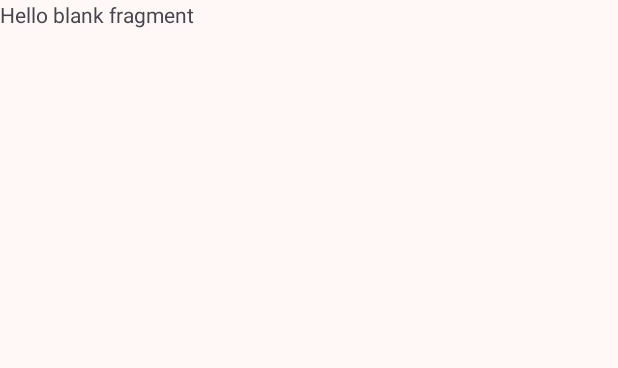
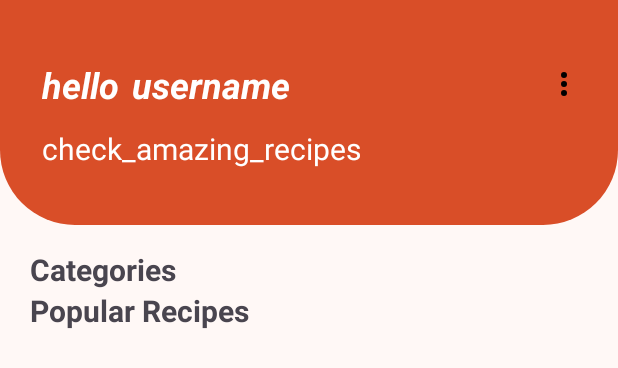
Before and after one commit to iZyadNasser/AlaKefak, an Android app: the layout fragment_home.xml on its own in the app's theme, with its tools: preview values and no code run, on a phone screen of 412 x 824 dp. Shown: the top 368 px of the screen. Run offline under Robolectric (Android 15) with nearby library versions, the phone set to English and light mode, and no system bars.

Commit message:
update home

```diff
--- /dev/null
+++ b/app/src/main/res/drawable/bg_search.xml
@@ -0,0 +1,11 @@
+<?xml version="1.0" encoding="utf-8"?>
+<shape xmlns:android="http://schemas.android.com/apk/res/android">
+    <solid android:color="@color/main_color"
+        />
+    <corners
+        android:topLeftRadius="0dp"
+        android:bottomRightRadius="50dp"
+        android:bottomLeftRadius="50dp"
+        android:topRightRadius="0dp"
+        android:strokeColor="@color/main_color"/>
+</shape>
--- /dev/null
+++ b/app/src/main/res/drawable/ic_menu.xml
@@ -0,0 +1 @@
+<!-- drawable/dots_vertical.xml --><vector xmlns:android="http://schemas.android.com/apk/res/android" android:height="24dp" android:width="24dp" android:viewportWidth="24" android:viewportHeight="24"><path android:fillColor="#000000" android:pathData="M12,16A2,2 0 0,1 14,18A2,2 0 0,1 12,20A2,2 0 0,1 10,18A2,2 0 0,1 12,16M12,10A2,2 0 0,1 14,12A2,2 0 0,1 12,14A2,2 0 0,1 10,12A2,2 0 0,1 12,10M12,4A2,2 0 0,1 14,6A2,2 0 0,1 12,8A2,2 0 0,1 10,6A2,2 0 0,1 12,4Z" /></vector>
--- /dev/null
+++ b/app/src/main/res/drawable/rounded_button.xml
@@ -0,0 +1,5 @@
+<?xml version="1.0" encoding="utf-8"?>
+<shape xmlns:android="http://schemas.android.com/apk/res/android">
+
+    <corners android:radius="@dimen/margin_medium" />
+</shape>
--- /dev/null
+++ b/app/src/main/res/layout/categories_recyclerview.xml
@@ -0,0 +1,25 @@
+<?xml version="1.0" encoding="utf-8"?>
+<LinearLayout xmlns:android="http://schemas.android.com/apk/res/android"
+    xmlns:app="http://schemas.android.com/apk/res-auto"
+    xmlns:tools="http://schemas.android.com/tools"
+    android:layout_width="match_parent"
+    android:layout_height="wrap_content"
+    android:orientation="vertical">
+
+    <TextView
+        android:layout_width="wrap_content"
+        android:layout_height="wrap_content"
+        android:layout_marginStart="20dp"
+        android:layout_marginTop="16dp"
+        android:text="Categories"
+        android:textSize="20sp"
+        android:textStyle="bold" />
+
+    <androidx.recyclerview.widget.RecyclerView
+        android:id="@+id/categoriesRecyclerView"
+        android:layout_width="match_parent"
+        android:layout_height="wrap_content"
+        android:orientation="horizontal"
+        app:layoutManager="androidx.recyclerview.widget.LinearLayoutManager"
+        tools:listitem="@layout/my_col_item" />
+</LinearLayout>
--- a/app/src/main/res/layout/fragment_home.xml
+++ b/app/src/main/res/layout/fragment_home.xml
@@ -1,14 +1,20 @@
 <?xml version="1.0" encoding="utf-8"?>
-<FrameLayout xmlns:android="http://schemas.android.com/apk/res/android"
+<LinearLayout xmlns:android="http://schemas.android.com/apk/res/android"
+    xmlns:app="http://schemas.android.com/apk/res-auto"
     xmlns:tools="http://schemas.android.com/tools"
     android:layout_width="match_parent"
     android:layout_height="match_parent"
+    android:orientation="vertical"
     tools:context=".ui.appflow.home.HomeFragment">
 
-    <!-- TODO: Update blank fragment layout -->
-    <TextView
-        android:layout_width="match_parent"
-        android:layout_height="match_parent"
-        android:text="@string/hello_blank_fragment" />
+    <include layout="@layout/searchbar" />
 
-</FrameLayout>
+    <include layout="@layout/categories_recyclerview" />
+
+    <include layout="@layout/recipes_recyclerview"/>
+
+
+
+
+
+</LinearLayout>
--- /dev/null
+++ b/app/src/main/res/layout/recipes_recyclerview.xml
@@ -0,0 +1,29 @@
+<?xml version="1.0" encoding="utf-8"?>
+<LinearLayout
+    xmlns:android="http://schemas.android.com/apk/res/android"
+    xmlns:tools="http://schemas.android.com/tools"
+    android:layout_width="match_parent"
+    android:layout_height="match_parent"
+    android:orientation="vertical"
+    xmlns:app="http://schemas.android.com/apk/res-auto"
+    >
+
+    <TextView
+        android:layout_width="wrap_content"
+        android:layout_height="wrap_content"
+        android:layout_marginStart="20dp"
+        android:text="Popular Recipes"
+        android:layout_marginBottom="16dp"
+        android:textSize="20sp"
+        android:textStyle="bold" />
+
+    <androidx.recyclerview.widget.RecyclerView
+        android:id="@+id/recyclerview"
+        android:layout_width="match_parent"
+        android:layout_height="match_parent"
+        tools:listitem="@layout/recyclerview_item"
+        android:paddingEnd="4dp"
+        />
+
+
+</LinearLayout>
--- /dev/null
+++ b/app/src/main/res/layout/searchbar.xml
@@ -0,0 +1,68 @@
+<?xml version="1.0" encoding="utf-8"?>
+<androidx.constraintlayout.widget.ConstraintLayout
+    xmlns:android="http://schemas.android.com/apk/res/android"
+    android:layout_width="match_parent"
+    android:layout_height="150dp"
+    xmlns:app="http://schemas.android.com/apk/res-auto">
+
+    <View
+        android:id="@+id/container"
+        android:layout_width="wrap_content"
+        android:layout_height="150dp"
+        android:background="@drawable/bg_search"
+        app:layout_constraintEnd_toEndOf="parent"
+        app:layout_constraintHeight_percent="0.3"
+        app:layout_constraintStart_toStartOf="parent"
+        app:layout_constraintTop_toTopOf="parent" />
+
+    <TextView
+        android:id="@+id/hello"
+        android:layout_width="wrap_content"
+        android:layout_height="wrap_content"
+        android:layout_marginStart="28dp"
+        android:layout_marginTop="40dp"
+        android:text="hello"
+        android:textColor="@android:color/white"
+        android:textSize="24sp"
+        android:textStyle="bold|italic"
+        app:layout_constraintStart_toStartOf="parent"
+        app:layout_constraintTop_toTopOf="parent" />
+
+    <TextView
+        android:id="@+id/user"
+        android:layout_width="wrap_content"
+        android:layout_height="wrap_content"
+        android:layout_marginStart="88dp"
+        android:layout_marginTop="40dp"
+        android:text="username"
+        android:textColor="@android:color/white"
+        android:textSize="24sp"
+        android:textStyle="bold|italic"
+        app:layout_constraintStart_toStartOf="parent"
+        app:layout_constraintTop_toTopOf="parent" />
+
+    <TextView
+        android:id="@+id/check"
+        android:layout_width="wrap_content"
+        android:layout_height="wrap_content"
+        android:layout_marginStart="28dp"
+        android:layout_marginBottom="-40dp"
+        android:text="check_amazing_recipes"
+        android:textColor="@android:color/white"
+        android:textSize="20sp"
+        app:layout_constraintBottom_toBottomOf="@id/user"
+        app:layout_constraintStart_toStartOf="parent" />
+
+
+    <ImageView
+        android:layout_width="wrap_content"
+        android:layout_height="wrap_content"
+        android:src="@drawable/ic_menu"
+        app:layout_constraintEnd_toEndOf="parent"
+        app:layout_constraintTop_toTopOf="parent"
+        android:layout_marginEnd="24dp"
+        android:layout_marginTop="44dp"
+        android:id="@+id/infoMenu"
+        />
+
+</androidx.constraintlayout.widget.ConstraintLayout>
```
Also changed, not shown: app/src/main/res/layout/my_col_item.xml (added, +22 -0 lines), app/src/main/res/layout/recyclerview_item.xml (added, +56 -0 lines).
